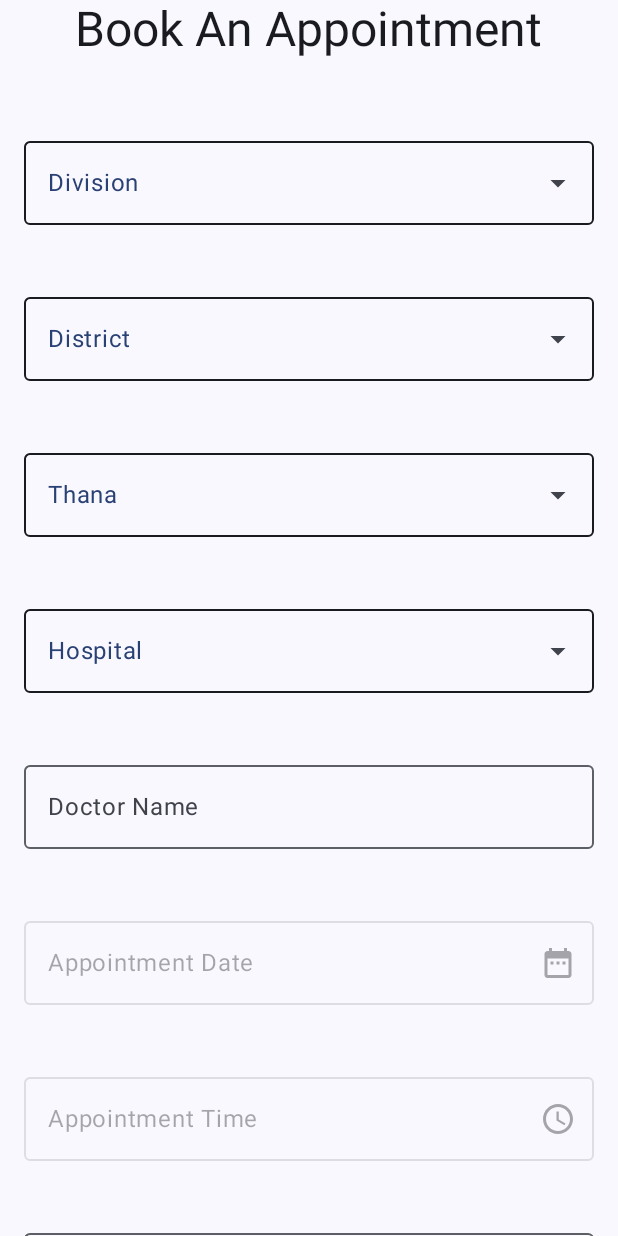
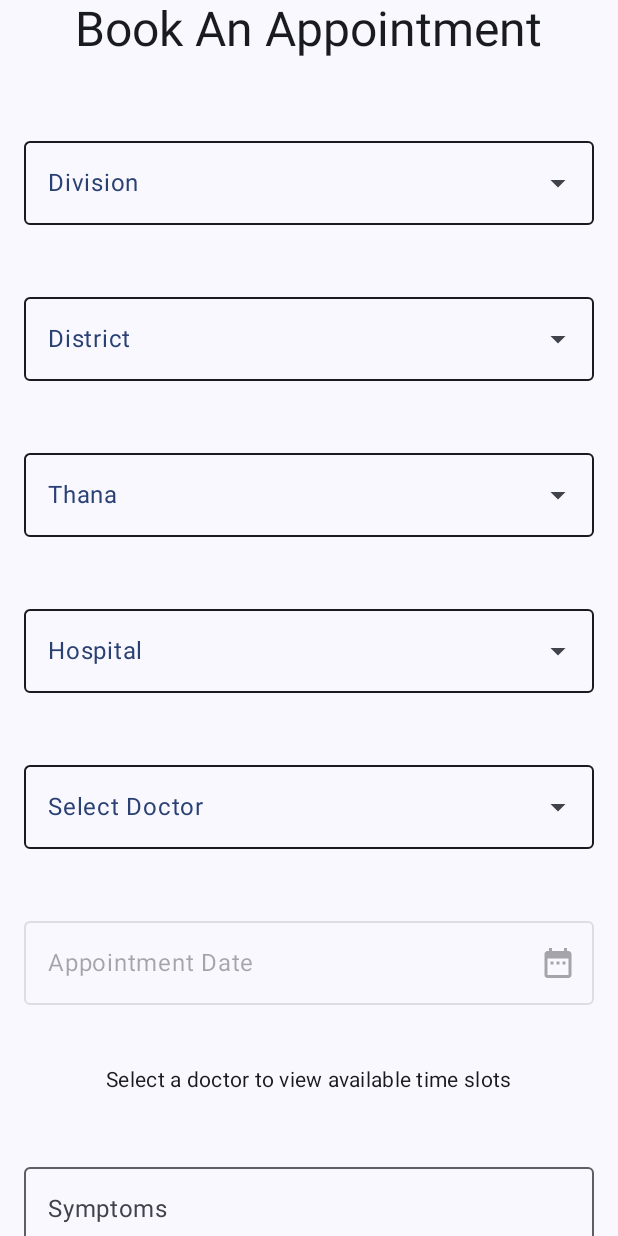
Before and after one commit to mdabdulazizzisan/MediConnect, an Android app built with Jetpack Compose: the AppointmentBookingScreen screen opened through its navigation route, on a phone screen of 412 x 824 dp. Run offline under Robolectric (Android 15) with nearby library versions, the phone set to English and light mode, and no system bars; our stand-ins replace Firebase (no records; nobody signed in at launch, a user with empty details on screens opened directly).

Commit message:
add time selection.

```diff
--- a/app/src/main/java/com/kolu/mediconnect/domain/model/Bangladesh.kt
+++ b/app/src/main/java/com/kolu/mediconnect/domain/model/Bangladesh.kt
@@ -358,4 +358,52 @@ object BangladeshLocations {
             "Riverbank Medical Center"
         )
     )
+
+    val doctors = mapOf(
+        "Anwer Khan Modern Medical College Hospital" to listOf(
+            "Dr. Ahsan Habib",
+            "Dr. Shirin Akter",
+            "Dr. Farzana Rahman",
+            "Dr. Shamsul Haque",
+            "Dr. Rashedul Islam"
+        ),
+        "Popular Diagnostic Center" to listOf(
+            "Dr. Shakib Al Hasan",
+            "Dr. Shabnam Akter",
+            "Dr. Tanvir Ahmed",
+            "Dr. Nusrat Jahan",
+            "Dr. Mahmudul Hasan"
+        ),
+        "Green Life Medical College Hospital" to listOf(
+            "Dr. Shirin Akter",
+            "Dr. Farzana Rahman",
+            "Dr. Shamsul Haque",
+            "Dr. Rashedul Islam",
+            "Dr. Ahsan Habib"
+        ),
+    )
+
+    val doctorSchedules = mapOf(
+        "Dr. Ahsan Habib" to listOf(
+            "10:00 AM",
+            "11:00 AM",
+            "12:00 PM",
+            "1:00 PM",
+            "2:00 PM"
+        ),
+        "Dr. Shirin Akter" to listOf(
+            "10:30 AM",
+            "11:30 AM",
+            "12:30 PM",
+            "1:30 PM",
+            "2:30 PM"
+        ),
+        "Dr. Farzana Rahman" to listOf(
+            "10:00 AM",
+            "11:00 AM",
+            "12:00 PM",
+            "1:00 PM",
+            "2:00 PM"
+        ),
+    )
 }
--- a/app/src/main/java/com/kolu/mediconnect/presentation/screens/appointment/AppointmentBookingScreen.kt
+++ b/app/src/main/java/com/kolu/mediconnect/presentation/screens/appointment/AppointmentBookingScreen.kt
@@ -29,7 +29,7 @@ import androidx.compose.ui.unit.dp
 import com.kolu.mediconnect.domain.model.BangladeshLocations
 import com.kolu.mediconnect.presentation.components.DatePickerField
 import com.kolu.mediconnect.presentation.components.DropDown
-import com.kolu.mediconnect.presentation.components.TimePickerField
+import com.kolu.mediconnect.presentation.components.TimeSlotPicker
 
 @RequiresApi(Build.VERSION_CODES.O)
 @Composable
@@ -95,20 +95,27 @@ fun AppointmentBookingScreen(
                 selectedItem = appointment.hospital,
                 onItemSelected = {
                     viewModel.updateHospital(it)
+                    // Reset doctor when hospital changes
+                    viewModel.updateDoctorName("")
+                    // Reset time when hospital changes
+                    viewModel.updateTime("")
                 }
             )
             Spacer(modifier = Modifier.height(8.dp))
-            OutlinedTextField(
-                modifier = Modifier
-                    .padding(16.dp)
-                    .fillMaxWidth(),
-                value = appointment.doctorName,
-                onValueChange = {
+
+            // Replace TextField with DropDown for doctor selection
+            DropDown(
+                modifier = Modifier.padding(16.dp),
+                items = BangladeshLocations.doctors[appointment.hospital] ?: emptyList(),
+                placeholder = "Select Doctor",
+                selectedItem = appointment.doctorName,
+                onItemSelected = {
                     viewModel.updateDoctorName(it)
-                },
-                label = { Text("Doctor Name") },
-                keyboardOptions = KeyboardOptions(keyboardType = KeyboardType.Text)
+                    // Reset time when doctor changes
+                    viewModel.updateTime("")
+                }
             )
+
             Spacer(modifier = Modifier.height(8.dp))
             DatePickerField(
                 modifier = Modifier.padding(16.dp),
@@ -116,18 +123,31 @@ fun AppointmentBookingScreen(
                 selectedDate = appointment.date,
                 onDateSelected = {
                     viewModel.updateDate(it)
+                    // Reset time when date changes
+                    viewModel.updateTime("")
                 }
             )
             Spacer(modifier = Modifier.height(8.dp))
-            TimePickerField(
-                modifier = Modifier.padding(16.dp),
-                placeholder = "Appointment Time",
-                selectedTime = appointment.time,
-                onTimeSelected = {
-                    viewModel.updateTime(it)
-                },
-                is24Hour = false // Set to true if you prefer 24-hour format
-            )
+
+            // Replace TimePickerField with TimeSlotPicker
+            if (appointment.doctorName.isNotEmpty()) {
+                val doctorSchedule = BangladeshLocations.doctorSchedules[appointment.doctorName] ?: emptyList()
+                TimeSlotPicker(
+                    modifier = Modifier.padding(16.dp),
+                    availableTimeSlots = doctorSchedule,
+                    selectedTimeSlot = appointment.time,
+                    onTimeSlotSelected = {
+                        viewModel.updateTime(it)
+                    }
+                )
+            } else {
+                Text(
+                    text = "Select a doctor to view available time slots",
+                    style = MaterialTheme.typography.bodyMedium,
+                    modifier = Modifier.padding(16.dp)
+                )
+            }
+
             Spacer(modifier = Modifier.height(8.dp))
             OutlinedTextField(
                 modifier = Modifier
```
